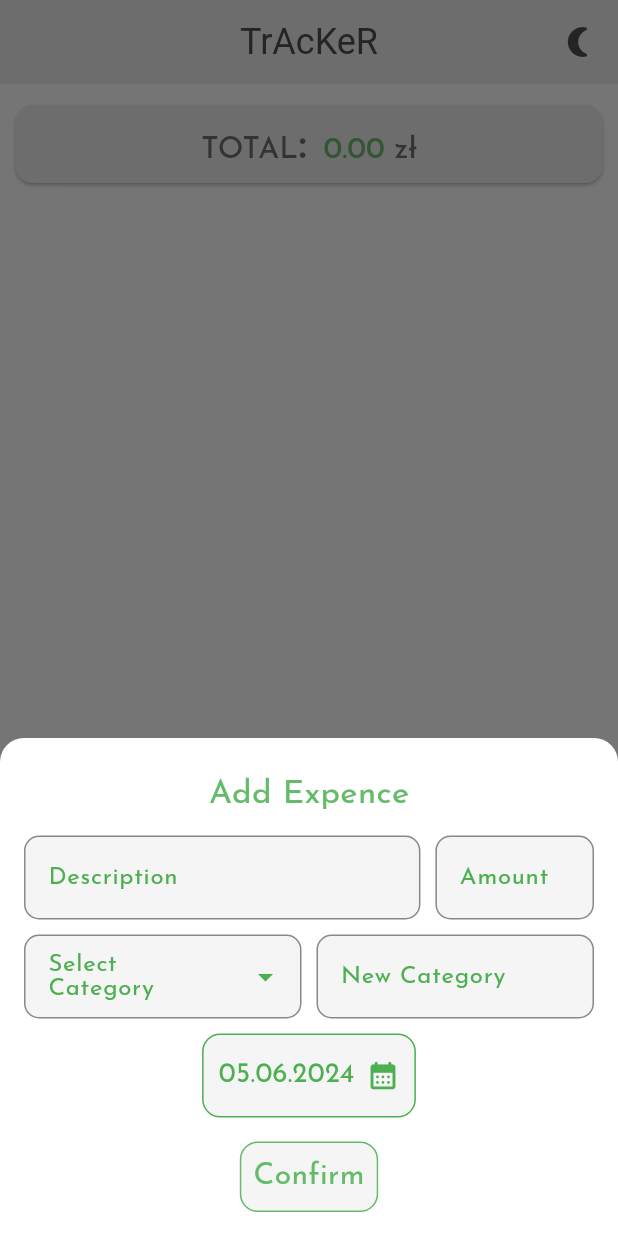
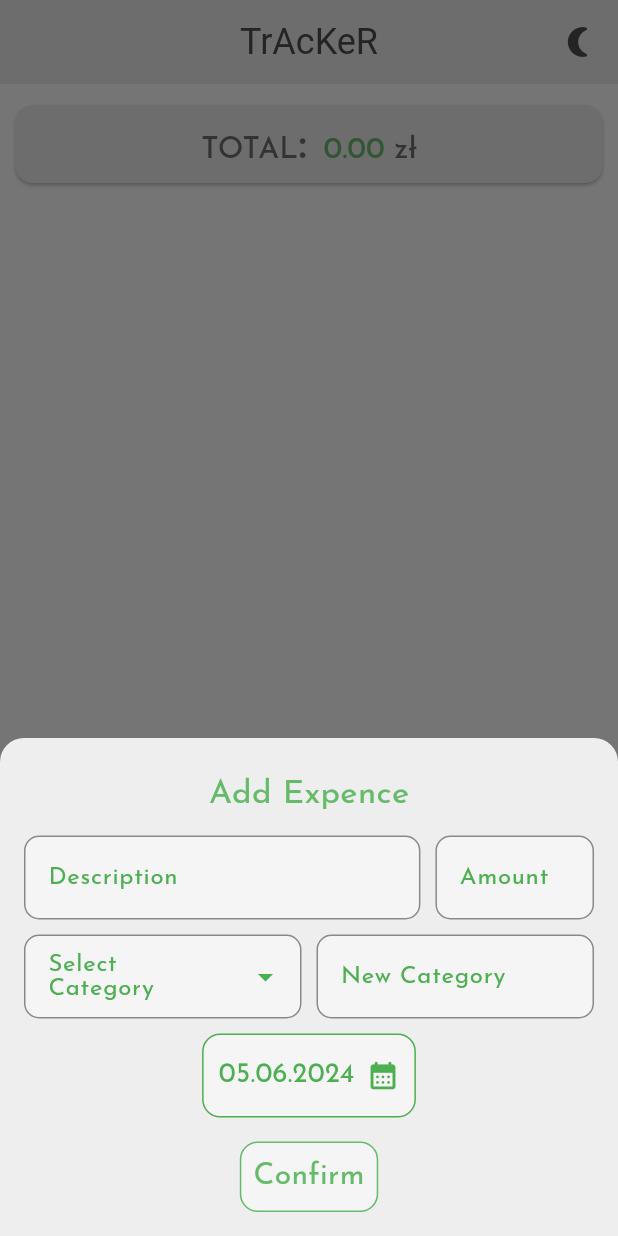
Before and after one commit to bieniadev/TrAcKeR, a Flutter app: the screen it shows after launch, after a tap on the "add" icon, on a phone screen of 412 x 824 dp. Run offline on Flutter 3.47's test engine with Material 3 defaults, Android fonts, the phone set to English and light mode, and no system bars; drawn by our look-alikes of dropdown_textfield; our stand-ins replace flutter_riverpod, google_fonts, hive, hive_flutter; accounts and stored records are empty.

Commit message:
small theming fix

```diff
--- a/lib/components/add_expence_modal.dart
+++ b/lib/components/add_expence_modal.dart
@@ -169,6 +169,8 @@ class _AddExpenceModalState extends ConsumerState<AddExpenceModal> {
                     textStyle: GoogleFonts.josefinSans(color: Theme.of(context).colorScheme.inversePrimary),
                     searchTextStyle: GoogleFonts.josefinSans(color: Theme.of(context).colorScheme.inversePrimary.withOpacity(0.65)),
                     searchDecoration: InputDecoration(
+                      filled: true,
+                      fillColor: Theme.of(context).colorScheme.primary,
                       enabledBorder: UnderlineInputBorder(borderSide: BorderSide(color: Theme.of(context).colorScheme.inversePrimary.withOpacity(0.65))),
                       focusedBorder: UnderlineInputBorder(borderSide: BorderSide(color: Theme.of(context).colorScheme.onPrimary)),
                     ),
--- a/lib/components/floating_button.dart
+++ b/lib/components/floating_button.dart
@@ -13,14 +13,8 @@ class FloatingButton extends StatelessWidget {
         // useSafeArea: true,
         shape: const RoundedRectangleBorder(borderRadius: BorderRadius.vertical(top: Radius.circular(16.0))),
         clipBehavior: Clip.antiAliasWithSaveLayer,
+        backgroundColor: Theme.of(context).colorScheme.secondary,
         builder: (context) {
-          //   return Scaffold(
-          //     extendBody: false,
-          //     // key: modelScaffoldKey,
-          //     // resizeToAvoidBottomInset: true,
-          //     backgroundColor: Theme.of(context).colorScheme.secondary,
-          //     body: const AddExpenceModal(),
-          //   );
           return const AddExpenceModal();
         },
       );
```
